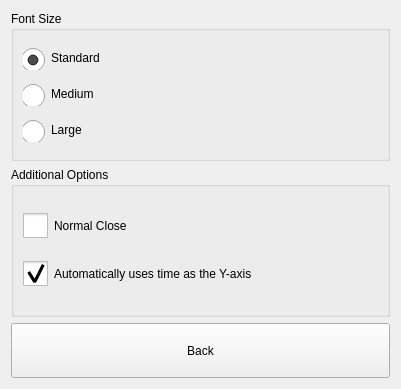
Old version of the form dlgpreferences.ui in the repository ic005k/Knot-Legacy.
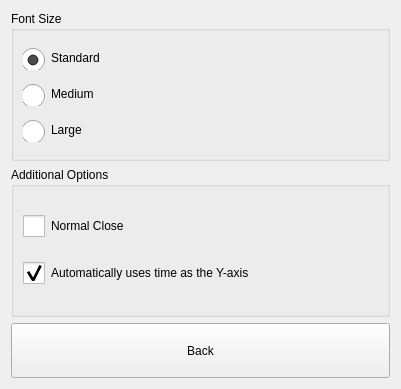
New version of the form. Icons and pictures are not drawn.

```diff
--- a/dlgpreferences.ui
+++ b/dlgpreferences.ui
@@ -130,8 +130,8 @@
         <property name="styleSheet">
          <string notr="true">QCheckBox::indicator {
     /* 选择框尺寸 */
-    width:25px;
-    height:25px;
+    width:22px;
+    height:22px;
 }</string>
         </property>
         <property name="text">
@@ -144,8 +144,8 @@
         <property name="styleSheet">
          <string notr="true">QCheckBox::indicator {
     /* 选择框尺寸 */
-    width:25px;
-    height:25px;
+    width:22px;
+    height:22px;
 }</string>
         </property>
         <property name="text">
```
